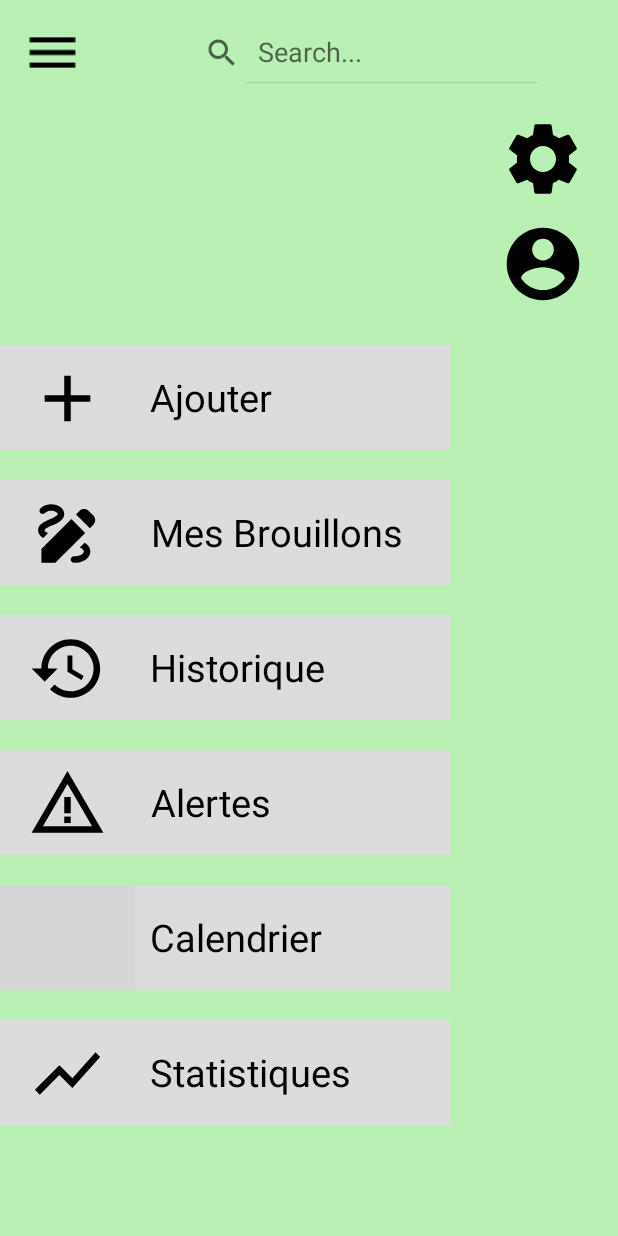
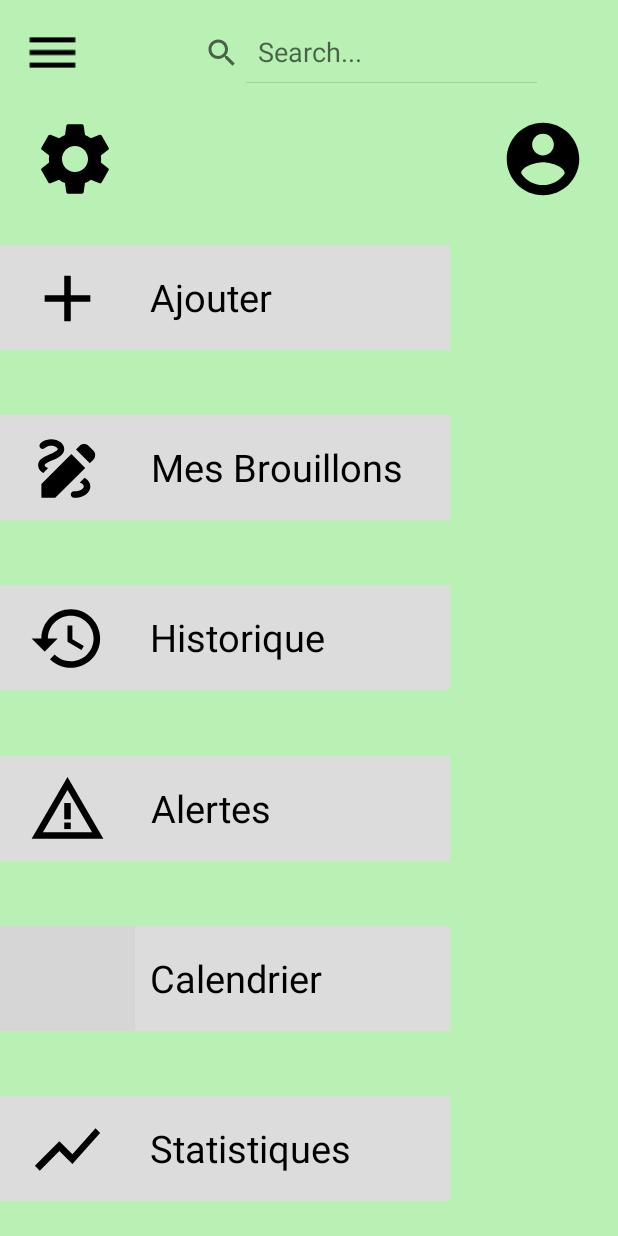
Before and after one commit to samuelboiss/PiouPiou, an Android app: the fragment LateralMenu placed in its activity, on a phone screen of 412 x 824 dp. Run offline under Robolectric (Android 15) with nearby library versions, the phone set to English and light mode, and no system bars; libraries missing offline, so code that uses them is left out: org.osmdroid.config, org.osmdroid.views; plain views replace MapView; 4 statements that could not run were skipped; grey boxes are pictures that could not be loaded.

Commit message:
bigfix: réglages de positionnement de fragment_lateral_menu sur tablette et telephone + reglage bug connection #13

```diff
--- a/PiouPiou/app/src/main/res/layout-sw600dp/activity_connection.xml
+++ b/PiouPiou/app/src/main/res/layout-sw600dp/activity_connection.xml
@@ -66,7 +66,7 @@
         app:layout_constraintTop_toTopOf="@id/insertPasswordText" />
 
     <TextView
-        android:id="@+id/insertPseudoText"
+        android:id="@+id/forget_password"
         android:layout_width="wrap_content"
         android:layout_height="wrap_content"
         android:layout_marginTop="80dp"
@@ -77,7 +77,7 @@
         app:layout_constraintTop_toTopOf="@id/insertPasswordEdit" />
 
     <Button
-        android:id="@+id/createAccountButton"
+        android:id="@+id/connectionButton"
         android:layout_width="350dp"
         android:layout_height="190px"
         android:backgroundTint="@color/green"
@@ -100,7 +100,7 @@
         android:layout_marginRight="35dp"
         android:layout_marginBottom="150dp"
         app:layout_constraintBottom_toBottomOf="parent"
-        app:layout_constraintRight_toLeftOf="@id/createAccountButton"
+        app:layout_constraintRight_toLeftOf="@id/connectionButton"/>
         />
 
 </androidx.constraintlayout.widget.ConstraintLayout>
--- a/PiouPiou/app/src/main/res/layout-sw600dp/activity_map_page.xml
+++ b/PiouPiou/app/src/main/res/layout-sw600dp/activity_map_page.xml
@@ -59,7 +59,7 @@
         <fragment
             android:id="@+id/navBar"
             android:name="com.example.pioupioy.LateralMenu"
-            android:layout_width="320dp"
+            android:layout_width="550dp"
             android:layout_height="match_parent"
             app:layout_constraintTop_toTopOf="parent"
             app:layout_constraintBottom_toBottomOf="parent"
--- a/PiouPiou/app/src/main/res/layout-sw600dp/fragment_lateral_menu.xml
+++ b/PiouPiou/app/src/main/res/layout-sw600dp/fragment_lateral_menu.xml
@@ -47,17 +47,8 @@
             android:layout_height="150dp"
             android:src="@drawable/ic_setting"
             app:layout_constraintBottom_toBottomOf="parent"
-            app:layout_constraintEnd_toEndOf="parent"
+            app:layout_constraintStart_toStartOf="parent"
             app:layout_constraintTop_toTopOf="parent" />
-
-    </androidx.constraintlayout.widget.ConstraintLayout>
-
-    <androidx.constraintlayout.widget.ConstraintLayout
-        android:id="@+id/toolbar_profile"
-        android:layout_width="match_parent"
-        android:layout_height="150dp"
-        app:layout_constraintStart_toStartOf="parent"
-        app:layout_constraintTop_toBottomOf="@id/toolbar_setting">
 
         <ImageView
             android:id="@+id/profile"
@@ -77,9 +68,8 @@
         android:background="@color/grey"
         android:textColor="@color/black"
         app:layout_constraintBottom_toTopOf="@+id/button_draft"
-
         app:layout_constraintStart_toStartOf="parent"
-        app:layout_constraintTop_toBottomOf="@+id/toolbar_profile">
+        app:layout_constraintTop_toBottomOf="@+id/toolbar_setting">
 
         <TextView
             android:layout_width="wrap_content"
--- a/PiouPiou/app/src/main/res/layout/fragment_lateral_menu.xml
+++ b/PiouPiou/app/src/main/res/layout/fragment_lateral_menu.xml
@@ -47,235 +47,227 @@
             android:layout_height="100dp"
             android:src="@drawable/ic_setting"
             app:layout_constraintBottom_toBottomOf="parent"
-            app:layout_constraintEnd_toEndOf="parent"
+            app:layout_constraintStart_toStartOf="parent"
             app:layout_constraintTop_toTopOf="parent" />
-
-    </androidx.constraintlayout.widget.ConstraintLayout>
-
-    <androidx.constraintlayout.widget.ConstraintLayout
-        android:id="@+id/toolbar_profile"
-        android:layout_width="match_parent"
-        android:layout_height="70dp"
-        app:layout_constraintStart_toStartOf="parent"
-        app:layout_constraintTop_toBottomOf="@id/toolbar_setting">
 
         <ImageView
             android:id="@+id/profile"
             android:layout_width="100dp"
             android:layout_height="100dp"
             android:src="@drawable/ic_contact"
-            app:layout_constraintBottom_toBottomOf="parent"
-            app:layout_constraintEnd_toEndOf="parent"
-            app:layout_constraintTop_toTopOf="parent" />
+            app:layout_constraintTop_toTopOf="@id/parameter"
+            app:layout_constraintEnd_toEndOf="parent"/>
 
     </androidx.constraintlayout.widget.ConstraintLayout>
 
     <androidx.constraintlayout.widget.ConstraintLayout
         android:id="@+id/button_add"
-        android:layout_marginTop="20dp"
         android:layout_width="300dp"
         android:layout_height="70dp"
         android:background="@color/grey"
         android:textColor="@color/black"
-        app:layout_constraintStart_toStartOf="parent"
-
-        app:layout_constraintTop_toBottomOf="@id/toolbar_profile">
+        app:layout_constraintTop_toBottomOf="@id/toolbar_setting"
+        app:layout_constraintBottom_toTopOf="@+id/button_draft"
+        app:layout_constraintStart_toStartOf="parent">
 
         <TextView
             android:layout_width="wrap_content"
             android:layout_height="match_parent"
+            android:gravity="center"
             android:padding="10dp"
-            android:gravity="center"
-            android:textSize="25sp"
             android:text="@string/add_thing"
             android:textColor="@color/black"
-            app:layout_constraintTop_toTopOf="parent"
+            android:textSize="25sp"
             app:layout_constraintStart_toEndOf="@id/add_icon"
-            />
+            app:layout_constraintTop_toTopOf="parent" />
 
         <ImageView
             android:id="@+id/add_icon"
             android:layout_width="90dp"
             android:layout_height="90dp"
             android:src="@drawable/ic_add"
+            app:layout_constraintBottom_toBottomOf="parent"
             app:layout_constraintStart_toStartOf="parent"
-            app:layout_constraintTop_toTopOf="parent"
 
-            app:layout_constraintBottom_toBottomOf="parent"/>
+            app:layout_constraintTop_toTopOf="parent" />
 
     </androidx.constraintlayout.widget.ConstraintLayout>
 
     <androidx.constraintlayout.widget.ConstraintLayout
         android:id="@+id/button_draft"
-        android:layout_marginTop="20dp"
         android:layout_width="300dp"
         android:layout_height="70dp"
+        android:layout_marginTop="20dp"
         android:background="@color/grey"
         android:textColor="@color/black"
+        app:layout_constraintBottom_toTopOf="@+id/button_history"
+
         app:layout_constraintStart_toStartOf="parent"
-
-        app:layout_constraintTop_toBottomOf="@id/button_add">
+        app:layout_constraintTop_toBottomOf="@+id/button_add">
 
         <TextView
             android:layout_width="wrap_content"
             android:layout_height="match_parent"
+            android:gravity="center"
             android:padding="10dp"
-            android:gravity="center"
+            android:text="@string/my_drafts"
+            android:textColor="@color/black"
+
             android:textSize="25sp"
-            android:text="@string/my_drafts"
-
-            android:textColor="@color/black"
-            app:layout_constraintTop_toTopOf="parent"
-            app:layout_constraintStart_toEndOf="@id/draft_icon"/>
+            app:layout_constraintStart_toEndOf="@id/draft_icon"
+            app:layout_constraintTop_toTopOf="parent" />
 
         <ImageView
             android:id="@+id/draft_icon"
             android:layout_width="90dp"
             android:layout_height="90dp"
             android:src="@drawable/ic_draft"
+            app:layout_constraintBottom_toBottomOf="parent"
             app:layout_constraintStart_toStartOf="parent"
-            app:layout_constraintTop_toTopOf="parent"
 
-            app:layout_constraintBottom_toBottomOf="parent"/>
+            app:layout_constraintTop_toTopOf="parent" />
 
     </androidx.constraintlayout.widget.ConstraintLayout>
 
     <androidx.constraintlayout.widget.ConstraintLayout
         android:id="@+id/button_history"
-        android:layout_marginTop="20dp"
         android:layout_width="300dp"
         android:layout_height="70dp"
+        android:layout_marginTop="20dp"
         android:background="@color/grey"
         android:textColor="@color/black"
+        app:layout_constraintBottom_toTopOf="@+id/button_alerts"
+
         app:layout_constraintStart_toStartOf="parent"
-
-        app:layout_constraintTop_toBottomOf="@id/button_draft">
+        app:layout_constraintTop_toBottomOf="@+id/button_draft">
 
         <TextView
             android:layout_width="wrap_content"
             android:layout_height="match_parent"
+            android:gravity="center"
             android:padding="10dp"
-            android:gravity="center"
-            android:textSize="25sp"
             android:text="@string/history"
             android:textColor="@color/black"
-            app:layout_constraintTop_toTopOf="parent"
-            app:layout_constraintStart_toEndOf="@id/history_icon"/>
+            android:textSize="25sp"
+            app:layout_constraintStart_toEndOf="@id/history_icon"
+            app:layout_constraintTop_toTopOf="parent" />
 
         <ImageView
             android:id="@+id/history_icon"
             android:layout_width="90dp"
             android:layout_height="90dp"
             android:src="@drawable/ic_history"
+            app:layout_constraintBottom_toBottomOf="parent"
             app:layout_constraintStart_toStartOf="parent"
-            app:layout_constraintTop_toTopOf="parent"
 
-            app:layout_constraintBottom_toBottomOf="parent"/>
+            app:layout_constraintTop_toTopOf="parent" />
 
     </androidx.constraintlayout.widget.ConstraintLayout>
 
     <androidx.constraintlayout.widget.ConstraintLayout
         android:id="@+id/button_alerts"
-        android:layout_marginTop="20dp"
         android:layout_width="300dp"
         android:layout_height="70dp"
+        android:layout_marginTop="20dp"
         android:background="@color/grey"
         android:textColor="@color/black"
+        app:layout_constraintBottom_toTopOf="@+id/button_calendar"
+
         app:layout_constraintStart_toStartOf="parent"
-
-        app:layout_constraintTop_toBottomOf="@id/button_history">
+        app:layout_constraintTop_toBottomOf="@+id/button_history">
 
         <TextView
             android:layout_width="wrap_content"
             android:layout_height="match_parent"
+            android:gravity="center"
             android:padding="10dp"
-            android:gravity="center"
-            android:textSize="25sp"
             android:text="@string/warning"
             android:textColor="@color/black"
-            app:layout_constraintTop_toTopOf="parent"
-            app:layout_constraintStart_toEndOf="@id/warning_icon"/>
+            android:textSize="25sp"
+            app:layout_constraintStart_toEndOf="@id/warning_icon"
+            app:layout_constraintTop_toTopOf="parent" />
 
         <ImageView
             android:id="@+id/warning_icon"
             android:layout_width="90dp"
             android:layout_height="90dp"
             android:src="@drawable/ic_warning"
+            app:layout_constraintBottom_toBottomOf="parent"
             app:layout_constraintStart_toStartOf="parent"
-            app:layout_constraintTop_toTopOf="parent"
 
-            app:layout_constraintBottom_toBottomOf="parent"/>
+            app:layout_constraintTop_toTopOf="parent" />
 
     </androidx.constraintlayout.widget.ConstraintLayout>
 
     <androidx.constraintlayout.widget.ConstraintLayout
         android:id="@+id/button_calendar"
-        android:layout_marginTop="20dp"
         android:layout_width="300dp"
         android:layout_height="70dp"
+        android:layout_marginTop="20dp"
         android:background="@color/grey"
         android:textColor="@color/black"
+        app:layout_constraintBottom_toTopOf="@+id/button_stats"
+
         app:layout_constraintStart_toStartOf="parent"
-
-        app:layout_constraintTop_toBottomOf="@id/button_alerts">
+        app:layout_constraintTop_toBottomOf="@+id/button_alerts">
 
         <TextView
             android:layout_width="wrap_content"
             android:layout_height="match_parent"
+            android:gravity="center"
             android:padding="10dp"
-            android:gravity="center"
-            android:textSize="25sp"
             android:text="@string/calendar"
             android:textColor="@color/black"
-            app:layout_constraintTop_toTopOf="parent"
-            app:layout_constraintStart_toEndOf="@id/calendar_icon"/>
+            android:textSize="25sp"
+            app:layout_constraintStart_toEndOf="@id/calendar_icon"
+            app:layout_constraintTop_toTopOf="parent" />
 
         <ImageView
             android:id="@+id/calendar_icon"
             android:layout_width="90dp"
             android:layout_height="90dp"
             android:src="@drawable/ic_calendar"
+            app:layout_constraintBottom_toBottomOf="parent"
             app:layout_constraintStart_toStartOf="parent"
-            app:layout_constraintTop_toTopOf="parent"
 
-            app:layout_constraintBottom_toBottomOf="parent"/>
+            app:layout_constraintTop_toTopOf="parent" />
 
     </androidx.constraintlayout.widget.ConstraintLayout>
 
     <androidx.constraintlayout.widget.ConstraintLayout
         android:id="@+id/button_stats"
-        android:layout_marginTop="20dp"
         android:layout_width="300dp"
         android:layout_height="70dp"
+        android:layout_marginTop="20dp"
         android:background="@color/grey"
         android:textColor="@color/black"
+        app:layout_constraintBottom_toBottomOf="parent"
+
         app:layout_constraintStart_toStartOf="parent"
-
-        app:layout_constraintTop_toBottomOf="@id/button_calendar">
+        app:layout_constraintTop_toBottomOf="@+id/button_calendar">
 
         <TextView
             android:layout_width="wrap_content"
             android:layout_height="match_parent"
+            android:gravity="center"
             android:padding="10dp"
-            android:gravity="center"
-            android:textSize="25sp"
             android:text="@string/statistics"
             android:textColor="@color/black"
-            app:layout_constraintTop_toTopOf="parent"
-            app:layout_constraintStart_toEndOf="@id/stats_icon"/>
+            android:textSize="25sp"
+            app:layout_constraintStart_toEndOf="@id/stats_icon"
+            app:layout_constraintTop_toTopOf="parent" />
 
         <ImageView
             android:id="@+id/stats_icon"
             android:layout_width="90dp"
             android:layout_height="90dp"
             android:src="@drawable/ic_stats"
+            app:layout_constraintBottom_toBottomOf="parent"
             app:layout_constraintStart_toStartOf="parent"
-            app:layout_constraintTop_toTopOf="parent"
 
-            app:layout_constraintBottom_toBottomOf="parent"/>
+            app:layout_constraintTop_toTopOf="parent" />
 
     </androidx.constraintlayout.widget.ConstraintLayout>
-
 
 
     <!--    <Button-->
```
Lines whose indentation alone changed are shown as unchanged.
